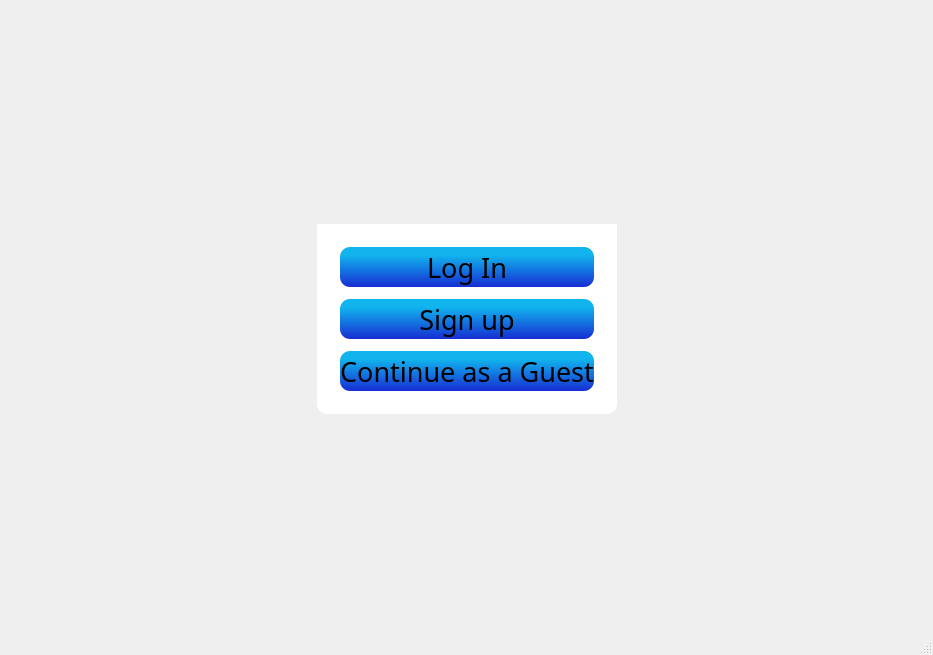
Old version of the form login/mainwindow.ui in the repository ameerlouly/TicTacToe_Embedded2027.
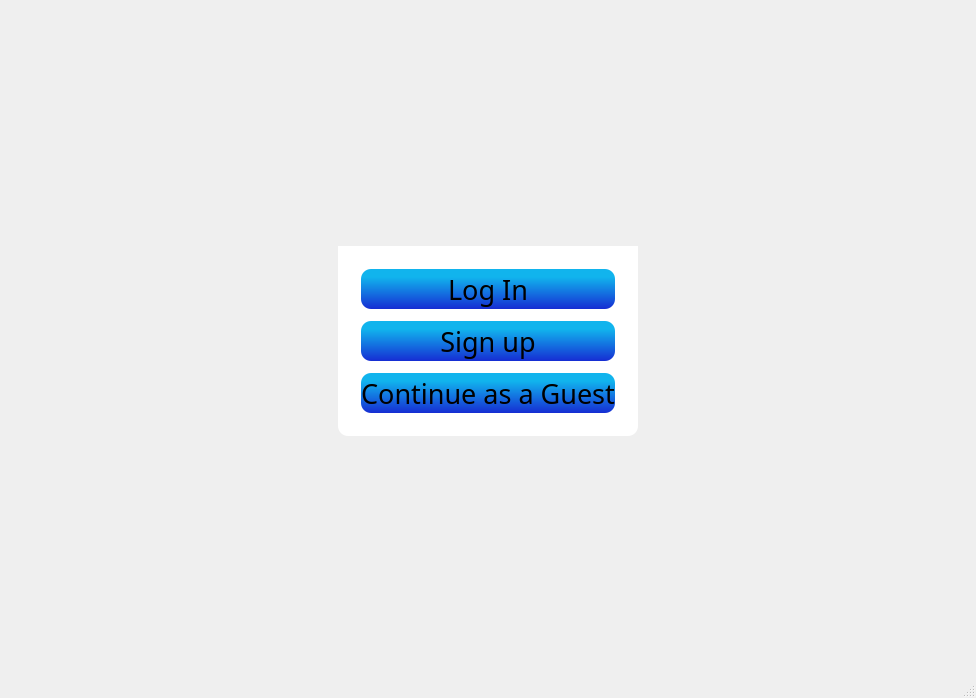
New version of the form. Icons and pictures are not drawn.

Patch:
```diff
--- a/login/mainwindow.ui
+++ b/login/mainwindow.ui
@@ -6,8 +6,8 @@
    <rect>
     <x>0</x>
     <y>0</y>
-    <width>933</width>
-    <height>655</height>
+    <width>976</width>
+    <height>698</height>
    </rect>
   </property>
   <property name="font">
```
Left out of the diff: 4 changed lines with no effect on the pictures.
